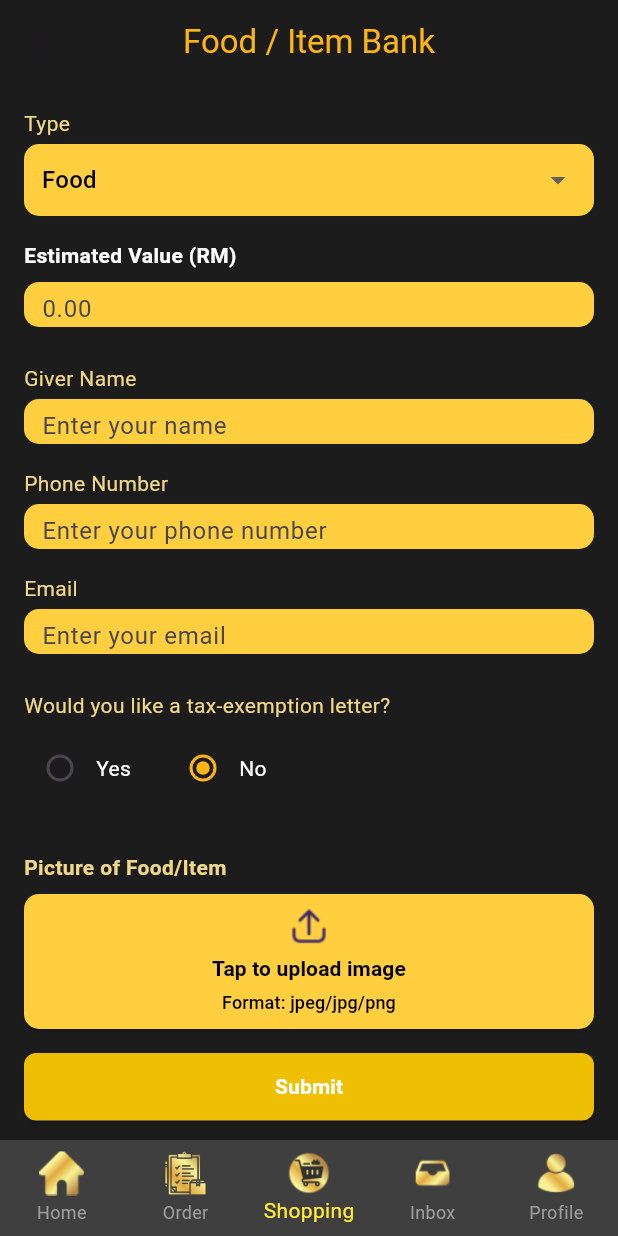
After one commit to intanaqilah-mf/kitatongtong, a Flutter app: the HelpAsnaf screen opened directly, scrolled down 175 dp, after a tap on "Food/Item Bank", on a phone screen of 412 x 824 dp. The commit adds this screen. Run offline on Flutter 3.47's test engine with Material 3 defaults, Android fonts, the phone set to English and light mode, and no system bars; our stand-ins replace cloud_firestore, file_picker, firebase_auth, firebase_core, firebase_messaging, firebase_storage and 5 more; missing offline and left inert: mailer, syncfusion_flutter_pdfviewer, uni_links3; accounts and stored records are empty.

Commit message:
add food/item bank

```diff
--- /dev/null
+++ b/lib/pages/food_item_bank.dart
@@ -0,0 +1,417 @@
+import 'dart:io';
+import 'package:flutter/material.dart';
+import 'package:image_picker/image_picker.dart';
+import 'package:firebase_auth/firebase_auth.dart';
+import 'package:cloud_firestore/cloud_firestore.dart';
+import 'package:projects/widgets/bottomNavBar.dart';
+import 'package:path/path.dart' as path;
+import 'package:file_picker/file_picker.dart';
+import 'package:firebase_storage/firebase_storage.dart';
+
+class FoodItemBank extends StatefulWidget {
+  @override
+  _FoodItemBankState createState() => _FoodItemBankState();
+}
+
+class _FoodItemBankState extends State<FoodItemBank> {
+  final _formKey = GlobalKey<FormState>();
+  final _picker  = ImagePicker();
+
+  String _selectedType = 'Food';
+  String _itemCategory = 'Clothes';
+  bool   _isNew        = true;
+  bool   _wantsTax     = false;
+  File?  _proofImage;
+
+  final _itemNameCtrl = TextEditingController();
+  final _numberCtrl   = TextEditingController();
+  final _valueCtrl    = TextEditingController();
+  final _nameCtrl     = TextEditingController();
+  final _phoneCtrl    = TextEditingController();
+  final _emailCtrl    = TextEditingController();
+
+
+  @override
+  void initState() {
+    super.initState();
+    final user = FirebaseAuth.instance.currentUser;
+    if (user != null) {
+      _nameCtrl.text  = user.displayName ?? '';
+      _emailCtrl.text = user.email       ?? '';
+      _phoneCtrl.text = user.phoneNumber ?? '';
+    }
+  }
+
+  Future<void> _pickImage() async {
+    final picked = await _picker.pickImage(source: ImageSource.gallery);
+    if (picked != null) setState(() => _proofImage = File(picked.path));
+  }
+
+
+  Future<void> _submit() async {
+    if (!_formKey.currentState!.validate()) return;
+
+    String? imageUrl;
+    try {
+      if (_proofImage != null) {
+        // 1️⃣ Upload image to Storage
+        final fileName = '${DateTime.now().millisecondsSinceEpoch}_${path.basename(_proofImage!.path)}';
+        final storageRef = FirebaseStorage.instance
+            .ref()
+            .child('fooditembank_images')
+            .child(fileName);
+
+        final uploadTask = storageRef.putFile(_proofImage!);
+        final snapshot  = await uploadTask;
+        imageUrl = await snapshot.ref.getDownloadURL();
+      }
+
+      // 2️⃣ Write to Firestore
+      await FirebaseFirestore.instance
+          .collection('fooditembank')
+          .add({
+        'type'           : _selectedType,
+        'estimatedValue' : double.tryParse(_valueCtrl.text) ?? 0.0,
+        'giverName'      : _nameCtrl.text.trim(),
+        'phoneNumber'    : _phoneCtrl.text.trim(),
+        'email'          : _emailCtrl.text.trim(),
+        'taxExemption'   : _wantsTax,
+        'imageUrl'       : imageUrl,                  // ← download URL or null
+        'createdAt'      : FieldValue.serverTimestamp(),
+      });
+
+      ScaffoldMessenger.of(context).showSnackBar(
+          const SnackBar(content: Text('Submitted successfully!'))
+      );
+      Navigator.of(context).pop();
+
+    } catch (e) {
+      ScaffoldMessenger.of(context).showSnackBar(
+          SnackBar(content: Text('Error: ${e.toString()}'))
+      );
+    }
+  }
+
+  Widget _field(TextEditingController c, String hint,
+      {TextInputType type = TextInputType.text}) {
+    return Container(
+      height: 30,
+      decoration: BoxDecoration(
+        color: const Color(0xFFFFCF40),
+        borderRadius: BorderRadius.circular(10),
+      ),
+      child: TextFormField(
+        controller: c,
+        keyboardType: type,
+        textAlignVertical: TextAlignVertical.center,    // ← NEW
+        validator: (v) => v == null || v.isEmpty ? 'Required' : null,
+        decoration: InputDecoration(
+          hintText: hint,
+          border: InputBorder.none,
+          contentPadding: const EdgeInsets.symmetric(horizontal: 12,  vertical: 6),
+        ),
+      ),
+    );
+  }
+
+  Widget _dropdown(List<String> items, String sel, ValueChanged<String?> onCh) {
+    return Container(
+      padding: const EdgeInsets.symmetric(horizontal: 12),
+      decoration: BoxDecoration(
+        color: const Color(0xFFFFCF40),
+        borderRadius: BorderRadius.circular(10),
+      ),
+      child: DropdownButton<String>(
+        value: sel,
+        isExpanded: true,
+        underline: const SizedBox(),
+        dropdownColor: const Color(0xFFFFCF40),
+        items: items
+            .map((e) => DropdownMenuItem(
+          value: e,
+          child: Text(e, style: const TextStyle(color: Colors.black)),
+        ))
+            .toList(),
+        onChanged: onCh,
+      ),
+    );
+  }
+
+  @override
+  Widget build(BuildContext context) {
+    return Scaffold(
+      backgroundColor: const Color(0xFF1C1C1C),
+      appBar: AppBar(
+        backgroundColor: const Color(0xFF1C1C1C),
+        elevation: 0,
+        title: const Text(
+          'Food / Item Bank',
+          style: TextStyle(color: Color(0xFFFDB515)),
+        ),
+        centerTitle: true,
+      ),
+      bottomNavigationBar: BottomNavBar(
+        selectedIndex: 2,
+        onItemTapped: (idx) {},
+      ),
+      body: SafeArea(
+        child: ListView(
+          // give bottom padding so content scrolls above the nav bar
+          padding: EdgeInsets.fromLTRB(
+            16,                                       // left
+            16,                                       // top
+            16,                                       // right
+            kBottomNavigationBarHeight + 16,          // bottom
+          ),
+          children: [
+            Form(
+              key: _formKey,
+              child: Column(
+                crossAxisAlignment: CrossAxisAlignment.start,
+                children: [
+
+                  // TYPE
+                  const Text('Type',
+                      style: TextStyle(color: Color(0xFFF1D789), fontSize: 14)),
+                  const SizedBox(height: 4),
+                  _dropdown(
+                    ['Food', 'Item'],
+                    _selectedType,
+                        (v) => setState(() => _selectedType = v!),
+                  ),
+                  const SizedBox(height: 16),
+
+                  // ITEM‐ONLY FIELDS
+                  if (_selectedType == 'Item') ...[
+                    const Text('Item Name',
+                        style: TextStyle(
+                            color: Colors.white,
+                            fontSize: 14,
+                            fontWeight: FontWeight.bold)),
+                    const SizedBox(height: 8),
+                    _field(_itemNameCtrl, 'Enter item name'),
+                    const SizedBox(height: 16),
+
+                    const Text('Type of Item',
+                        style:
+                        TextStyle(color: Color(0xFFF1D789), fontSize: 14)),
+                    const SizedBox(height: 4),
+                    _dropdown(
+                      ['Clothes', 'Accessory', 'Baby Stuff', 'School Stuff', 'Other'],
+                      _itemCategory,
+                          (v) => setState(() => _itemCategory = v!),
+                    ),
+                    const SizedBox(height: 16),
+
+                    const Text('Number of Items',
+                        style: TextStyle(
+                            color: Colors.white,
+                            fontSize: 14,
+                            fontWeight: FontWeight.bold)),
+                    const SizedBox(height: 8),
+                    _field(_numberCtrl, '0', type: TextInputType.number),
+                    const SizedBox(height: 16),
+
+                    Row(children: [
+                      Checkbox(
+                          value: _isNew,
+                          activeColor: const Color(0xFFFDB515),
+                          onChanged: (v) => setState(() => _isNew = v!)),
+                      const Text('New', style: TextStyle(color: Colors.white)),
+                      const SizedBox(width: 16),
+                      Checkbox(
+                          value: !_isNew,
+                          activeColor: const Color(0xFFFDB515),
+                          onChanged: (v) => setState(() => _isNew = !v!)),
+                      const Text('Used', style: TextStyle(color: Colors.white)),
+                    ]),
+                    const SizedBox(height: 16),
+
+                    const Text('Proof of Pic',
+                        style: TextStyle(color: Color(0xFFF1D789), fontSize: 14)),
+                    const SizedBox(height: 8),
+                    GestureDetector(
+                      onTap: _pickImage,
+                      child: Container(
+                        height: 100,
+                        decoration: BoxDecoration(
+                          color: const Color(0xFFFFCF40),
+                          borderRadius: BorderRadius.circular(10),
+                        ),
+                        child: Center(
+                          child: _proofImage == null
+                              ? const Text('Tap to upload image',
+                              style: TextStyle(color: Colors.black))
+                              : Image.file(_proofImage!, fit: BoxFit.cover),
+                        ),
+                      ),
+                    ),
+                    const SizedBox(height: 16),
+                  ],
+
+                  // ESTIMATED VALUE
+                  const Text('Estimated Value (RM)',
+                      style: TextStyle(
+                          color: Colors.white,
+                          fontSize: 14,
+                          fontWeight: FontWeight.bold)),
+                  const SizedBox(height: 8),
+                  _field(_valueCtrl, '0.00', type: TextInputType.number),
+                  const SizedBox(height: 24),
+
+                  // GIVER INFO
+                  const Text('Giver Name',
+                      style: TextStyle(color: Color(0xFFF1D789), fontSize: 14)),
+                  const SizedBox(height: 4),
+                  _field(_nameCtrl, 'Enter your name'),
+                  const SizedBox(height: 16),
+
+                  const Text('Phone Number',
+                      style: TextStyle(color: Color(0xFFF1D789), fontSize: 14)),
+                  const SizedBox(height: 4),
+                  _field(_phoneCtrl, 'Enter your phone number', type: TextInputType.phone),
+                  const SizedBox(height: 16),
+
+                  const Text('Email',
+                      style: TextStyle(color: Color(0xFFF1D789), fontSize: 14)),
+                  const SizedBox(height: 4),
+                  _field(_emailCtrl, 'Enter your email', type: TextInputType.emailAddress),
+                  const SizedBox(height: 24),
+
+                  // TAX‐EXEMPTION QUESTION (split)
+                  const Text(
+                    'Would you like a tax-exemption letter?',
+                    style: TextStyle(color: Color(0xFFF1D789)),
+                  ),
+                  const SizedBox(height: 8),
+                  Row(
+                    children: [
+                      Radio<bool>(
+                        value: true,
+                        groupValue: _wantsTax,
+                        activeColor: Color(0xFFFDB515),
+                        onChanged: (v) => setState(() => _wantsTax = v!),
+                      ),
+                      const Text('Yes', style: TextStyle(color: Colors.white)),
+                      const SizedBox(width: 24),
+                      Radio<bool>(
+                        value: false,
+                        groupValue: _wantsTax,
+                        activeColor: Color(0xFFFDB515),
+                        onChanged: (v) => setState(() => _wantsTax = v!),
+                      ),
+                      const Text('No', style: TextStyle(color: Colors.white)),
+                    ],
+                  ),
+                  const SizedBox(height: 32),
+
+                  Column(
+                    crossAxisAlignment: CrossAxisAlignment.start,
+                    children: [
+                      // 1) The section title
+                      Text(
+                        'Picture of Food/Item',
+                        style: TextStyle(
+                          fontSize: 14,
+                          fontWeight: FontWeight.bold,
+                          color: Color(0xFFF1D789),
+                        ),
+                      ),
+                      const SizedBox(height: 8),
+
+                      // 2) The upload button styled 1:1 with applyAid
+                      ElevatedButton(
+                        style: ElevatedButton.styleFrom(
+                          backgroundColor: Color(0xFFFFCF40),
+                          shape: RoundedRectangleBorder(
+                            borderRadius: BorderRadius.circular(10),
+                          ),
+                          padding: EdgeInsets.zero, // we’ll size via the child Container
+                        ),
+                        onPressed: () async {
+                          FilePickerResult? result = await FilePicker.platform.pickFiles(
+                            type: FileType.image,
+                            allowedExtensions: ['jpg', 'jpeg', 'png'],
+                          );
+                          if (result != null) {
+                            setState(() {
+                              _proofImage = File(result.files.single.path!);
+                            });
+                          }
+                        },
+                        child: Container(
+                          height: 90,            // same as applyAid
+                          width: double.infinity,
+                          child: Center(
+                            child: _proofImage == null
+                            // 2a) no file yet → icon + label + subtitle
+                                ? Column(
+                              mainAxisSize: MainAxisSize.min,
+                              children: [
+                                Image.asset('assets/uploadAsnaf.png', height: 24),
+                                const SizedBox(height: 6),
+                                const Text(
+                                  'Tap to upload image',
+                                  style: TextStyle(
+                                    color: Colors.black,
+                                    fontWeight: FontWeight.bold,
+                                    fontSize: 14,
+                                  ),
+                                  textAlign: TextAlign.center,
+                                ),
+                                const SizedBox(height: 4),
+                                const Text(
+                                  'Format: jpeg/jpg/png',
+                                  style: TextStyle(
+                                    color: Colors.black,
+                                    fontSize: 12,
+                                  ),
+                                  textAlign: TextAlign.center,
+                                ),
+                              ],
+                            )
+                            // 2b) file selected → filename centered
+                                : Text(
+                              path.basename(_proofImage!.path),
+                              style: const TextStyle(
+                                color: Colors.black,
+                                fontWeight: FontWeight.bold,
+                              ),
+                              textAlign: TextAlign.center,
+                            ),
+                          ),
+                        ),
+                      ),
+
+                      const SizedBox(height: 16),
+                    ],
+                  ),
+
+                  // SUBMIT BUTTON
+                  SizedBox(
+                    width: double.infinity,
+                    height: 45,
+                    child: ElevatedButton(
+                      onPressed: _submit,
+                      style: ElevatedButton.styleFrom(
+                        backgroundColor: const Color(0xFFEFBF04),
+                        shape: RoundedRectangleBorder(
+                            borderRadius: BorderRadius.circular(8)),
+                      ),
+                      child: const Text('Submit',
+                          style: TextStyle(
+                              color: Colors.white, fontWeight: FontWeight.bold)),
+                    ),
+                  ),
+
+                  const SizedBox(height: 40),
+                ],
+              ),
+            ),
+          ],
+        ),
+      ),
+    );
+  }
+
+}
--- a/lib/pages/helpAsnaf.dart
+++ b/lib/pages/helpAsnaf.dart
@@ -2,6 +2,7 @@ import 'package:flutter/material.dart';
 import 'package:projects/widgets/bottomNavBar.dart';
 import 'package:projects/pages/amount.dart';
 import 'package:projects/pages/package.dart';
+import 'package:projects/pages/food_item_bank.dart';
 
 class HelpAsnaf extends StatefulWidget {
   @override
@@ -149,6 +150,59 @@ class _HelpAsnafState extends State<HelpAsnaf> {
                       ),
                     ),
                   ),
+                  GestureDetector(
+                    onTap: () {
+                      Navigator.push(context, MaterialPageRoute(builder: (context) => FoodItemBank()));
+                    },
+                    child: Container(
+                      width: double.infinity,
+                      margin: const EdgeInsets.symmetric(vertical: 10),
+                      decoration: BoxDecoration(
+                        gradient: const LinearGradient(
+                          begin: Alignment.topLeft,
+                          end: Alignment.bottomRight,
+                          stops: [0.16, 0.38, 0.58, 0.88],
+                          colors: [
+                            Color(0xFFF9F295),
+                            Color(0xFFE0AA3E),
+                            Color(0xFFF9F295),
+                            Color(0xFFB88A44),
+                          ],
+                        ),
+                        borderRadius: BorderRadius.circular(15),
+                      ),
+                      padding: const EdgeInsets.all(20),
+                      child: Column(
+                        children: [
+                          const Padding(
+                            padding: EdgeInsets.only(bottom: 8.0),
+                            child: Text(
+                              'Food/Item Bank',
+                              style: TextStyle(
+                                color: Color(0xFFA67C00),
+                                fontSize: 18,
+                                fontWeight: FontWeight.bold,
+                              ),
+                              textAlign: TextAlign.center,
+                            ),
+                          ),
+                          Image.asset(
+                            'assets/itemBank.png',
+                            height: 100,
+                          ),
+                          const SizedBox(height: 12),
+                          const Text(
+                            'Donate any food or item you have to MADAD centre. It will be distributed to Asnaf.',
+                            textAlign: TextAlign.center,
+                            style: TextStyle(
+                              color: Colors.black,
+                              fontWeight: FontWeight.bold,
+                            ),
+                          ),
+                        ],
+                      ),
+                    ),
+                  ),
                 ],
               ),
             ),
```
